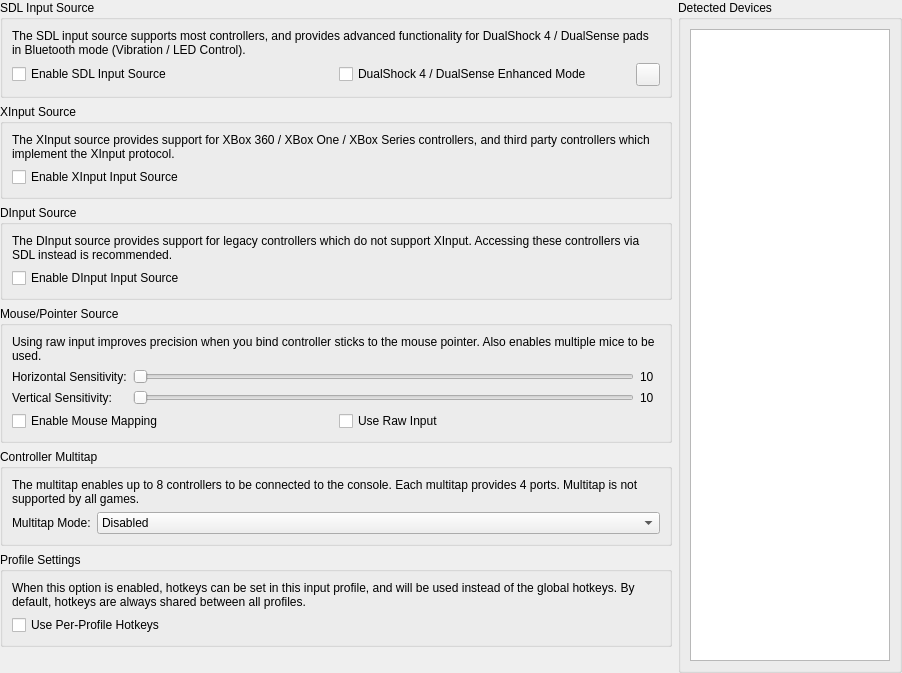
First picture: the form in src/duckstation-qt/controllerglobalsettingswidget.ui, repository kofxi3584karlayang/duckstation, before the edit.
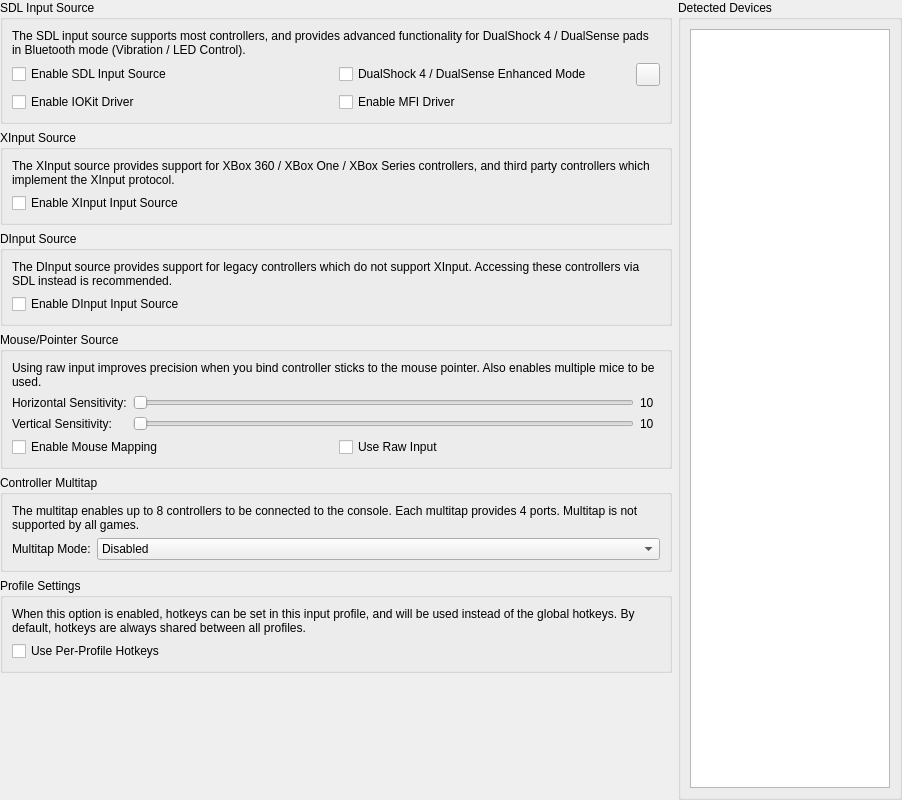
Second picture: the form after the edit. Icons and pictures are not drawn.

```diff
--- a/src/duckstation-qt/controllerglobalsettingswidget.ui
+++ b/src/duckstation-qt/controllerglobalsettingswidget.ui
@@ -7,7 +7,7 @@
     <x>0</x>
     <y>0</y>
     <width>902</width>
-    <height>673</height>
+    <height>800</height>
    </rect>
   </property>
   <layout class="QGridLayout" name="mainLayout" columnstretch="1,0">
@@ -170,6 +170,20 @@
         </item>
        </layout>
       </item>
+      <item row="2" column="0">
+       <widget class="QCheckBox" name="enableSDLIOKitDriver">
+        <property name="text">
+         <string>Enable IOKit Driver</string>
+        </property>
+       </widget>
+      </item>
+      <item row="2" column="1">
+       <widget class="QCheckBox" name="enableSDLMFIDriver">
+        <property name="text">
+         <string>Enable MFI Driver</string>
+        </property>
+       </widget>
+      </item>
      </layout>
     </widget>
    </item>
```
Left out of the diff: 5 changed lines with no effect on the pictures.
